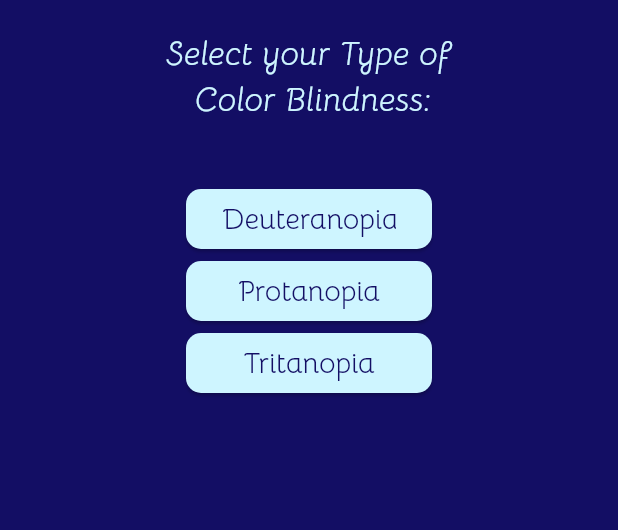
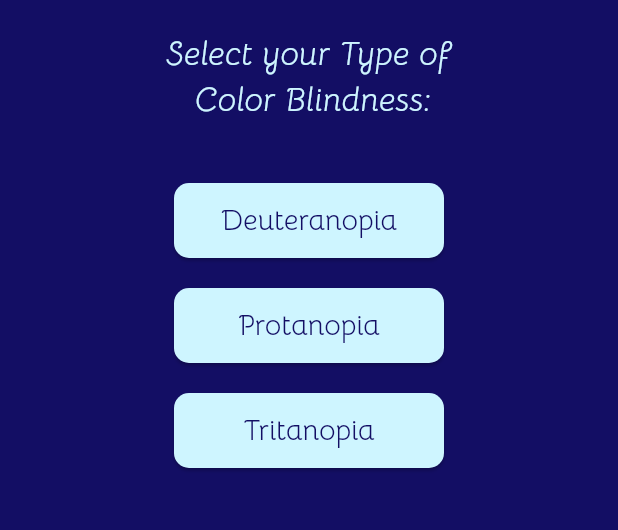
Before and after one commit to Arcianne/truehue-frontend, a Flutter app: the ColorBlindnessTypeSelector screen opened directly, on a phone screen of 412 x 824 dp, the part 399-929 px from its top. Run offline on Flutter 3.47's test engine with Material 3 defaults, Android fonts, the light colour scheme and no system bars.

Commit message:
Implement reusable button widget

```diff
--- a/lib/features/color_blindness_type_selector/presentation/pages/color_blindness_type_selector.dart
+++ b/lib/features/color_blindness_type_selector/presentation/pages/color_blindness_type_selector.dart
@@ -3,6 +3,8 @@ import 'package:flutter/material.dart';
 // import 'package:truehue/features/color_blindness_type_selector/presentation/pages/color_blindness_type_selector.dart';
 
 import 'package:truehue/features/home/presentation/pages/home.dart';
+
+import 'package:truehue/shared/presentation/widgets/button.dart';
 
 class ColorBlindnessTypeSelector extends StatelessWidget {
   const ColorBlindnessTypeSelector({ super.key });
@@ -50,69 +52,51 @@ class ColorBlindnessTypeSelector extends StatelessWidget {
           ),
 
           const SizedBox(height: 40),
-          ElevatedButton(
-            style: ElevatedButton.styleFrom(
-              backgroundColor: Color(0xFFCEF5FF),
-              foregroundColor: Color(0xFF130E64),
-              fixedSize: const Size(164, 31),
-              shape: RoundedRectangleBorder(
-              borderRadius: BorderRadius.circular(10),
-            ),
-            ),
+
+          CustomButton(
+            title: 'Deuteranopia',
+            softWrap: false,
+            fontSize: 19,
             onPressed: () {
               Navigator.push(
                 _buildBody(context),
                 MaterialPageRoute(builder: (context) => Home()),
               );
             },
-            child: const Text('Deuteranopia',
-              softWrap: false,
-            style: TextStyle(
-              fontSize: 19,
-            )),
+            height: 50,
+            width: 180,
           ),
 
-          // const SizedBox(height: 20),
-          ElevatedButton(
-            style: ElevatedButton.styleFrom(
-              backgroundColor: Color(0xFFCEF5FF),
-              foregroundColor: Color(0xFF130E64),
-              fixedSize: const Size(164, 31),
-              shape: RoundedRectangleBorder(
-              borderRadius: BorderRadius.circular(10),
-            ),
-            ),
+          const SizedBox(height: 20),
+
+          CustomButton(
+            title: 'Protanopia',
+            softWrap: false,
+            fontSize: 19,
             onPressed: () {
               Navigator.push(
                 _buildBody(context),
                 MaterialPageRoute(builder: (context) => Home()),
               );
             },
-            child: const Text('Protanopia',
-            style: TextStyle(
-              fontSize: 19,
-            )),
+            height: 50,
+            width: 180,
           ),
 
-          ElevatedButton(
-            style: ElevatedButton.styleFrom(
-              backgroundColor: Color(0xFFCEF5FF),
-              foregroundColor: Color(0xFF130E64),
-              fixedSize: const Size(164, 31),
-              shape: RoundedRectangleBorder(
-              borderRadius: BorderRadius.circular(10),
-            ),
-            ),
+          const SizedBox(height: 20),
+
+          CustomButton(
+            title: 'Tritanopia',
+            softWrap: false,
+            fontSize: 19,
             onPressed: () {
               Navigator.push(
                 _buildBody(context),
                 MaterialPageRoute(builder: (context) => Home()),
               );
             },
-            child: const Text('Tritanopia',
-            style: TextStyle(
-              fontSize: 19,
-            )),
+            height: 50,
+            width: 180,
           ),
         ],
       ),
```
